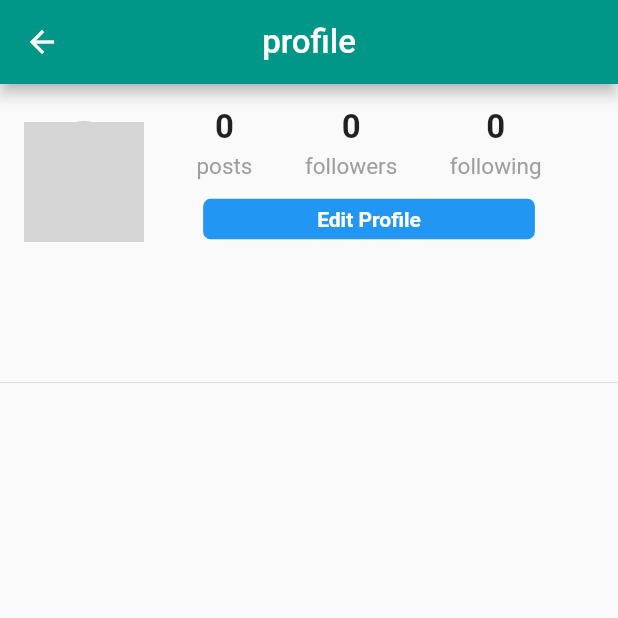
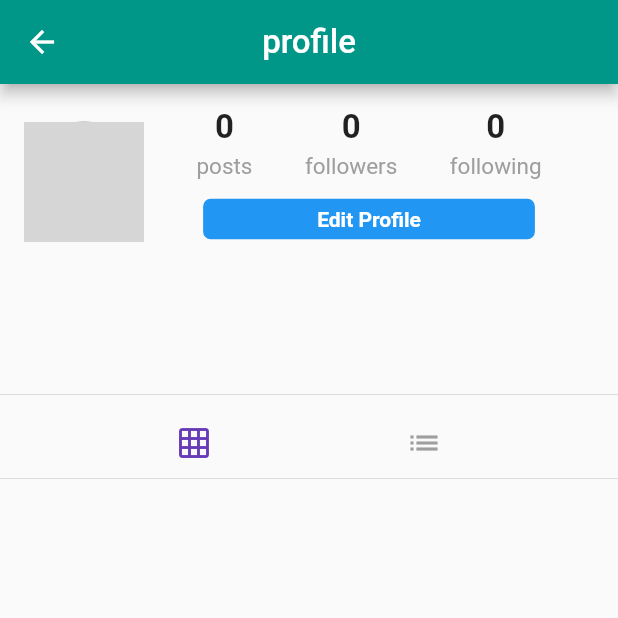
Before and after one commit to amirmekk/Bibliolater-social-network, a Flutter app: the Profile screen opened directly, on a phone screen of 412 x 824 dp, the top half of it. Run offline on Flutter 3.47's test engine with Material 2 defaults, Android fonts, the phone set to English and light mode, and no system bars; our stand-ins replace cached_network_image, cloud_firestore, firebase_storage, flutter_svg, geolocator, google_sign_in and 1 more; accounts and stored records are empty; network calls fail; grey boxes are pictures that could not be loaded.

Commit message:
ability to toggle between grid view and list view

```diff
--- a/lib/pages/profile.dart
+++ b/lib/pages/profile.dart
@@ -19,6 +19,7 @@ class Profile extends StatefulWidget {
 
 class _ProfileState extends State<Profile> {
   bool _isLoading = false;
+  String postOrientation = 'grid';
   int postCount = 0;
   List<Post> posts = [];
 
@@ -200,7 +201,7 @@ class _ProfileState extends State<Profile> {
   buildProfilePosts() {
     if (_isLoading) {
       return circularProgress(context);
-    }
+    } else if (postOrientation == 'grid') {
       List<GridTile> gridTiles = [];
       posts.forEach((post) {
         gridTiles.add(GridTile(child: PostTile(post)));
@@ -214,9 +215,45 @@ class _ProfileState extends State<Profile> {
         physics: NeverScrollableScrollPhysics(),
         children: gridTiles,
       );
-    // return Column(
-    //   children: posts,
-    // );
+    } else if (postOrientation == 'list') {
+      return Column(
+        children: posts,
+      );
+    }
+  }
+
+  buildTogglePostOrientation() {
+    return Row(
+      mainAxisAlignment: MainAxisAlignment.spaceEvenly,
+      children: <Widget>[
+        IconButton(
+          icon: Icon(
+            Icons.grid_on,
+            color: postOrientation == 'grid'
+                ? Theme.of(context).primaryColor
+                : Colors.grey,
+          ),
+          onPressed: () {
+            setState(() {
+              postOrientation = 'grid';
+            });
+          },
+        ),
+        IconButton(
+          icon: Icon(
+            Icons.list,
+            color: postOrientation == 'list'
+                ? Theme.of(context).primaryColor
+                : Colors.grey,
+          ),
+          onPressed: () {
+            setState(() {
+              postOrientation = 'list';
+            });
+          },
+        ),
+      ],
+    );
   }
 
   @override
@@ -229,6 +266,8 @@ class _ProfileState extends State<Profile> {
       body: ListView(
         children: <Widget>[
           buildProfileHeader(),
+          Divider(),
+          buildTogglePostOrientation(),
           Divider(height: 0.0),
           buildProfilePosts(),
         ],
```
Lines whose indentation alone changed are shown as unchanged.
